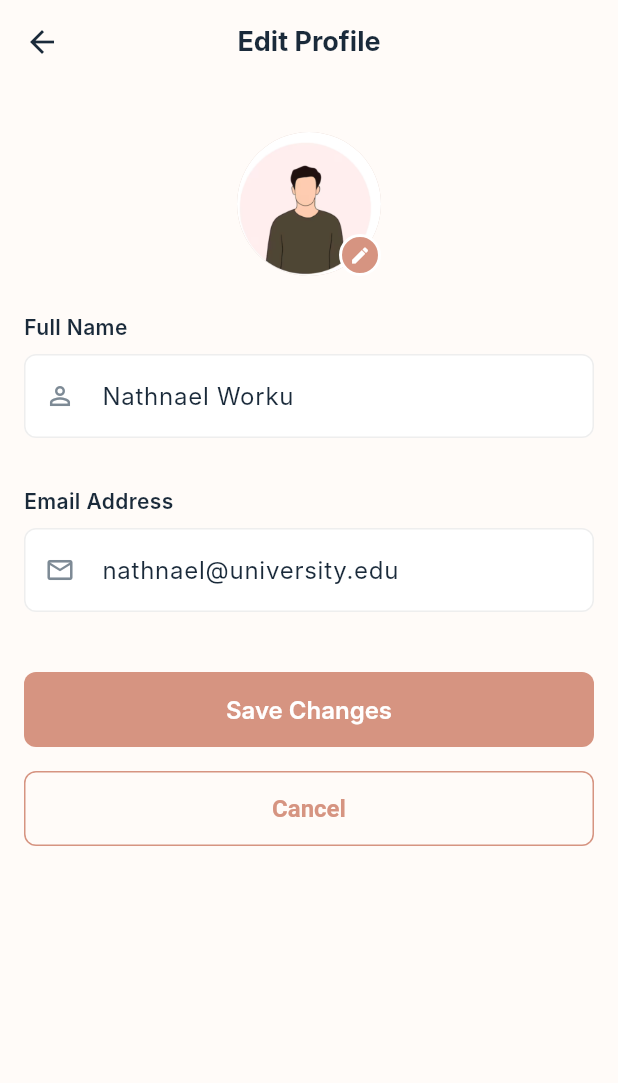
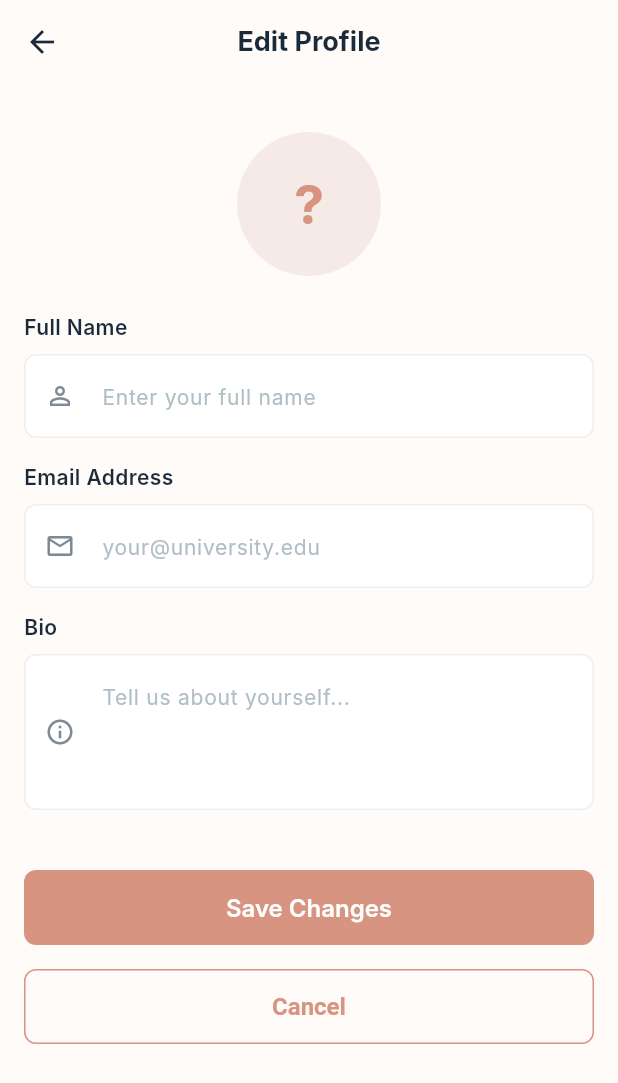
Before and after one commit to YordanosBisrat/campus-collaboration-platform, a Flutter app: the EditProfileScreen screen opened by its route, on a phone screen of 412 x 824 dp. Shown: the top 1083 px of the screen. Run offline on Flutter 3.47's test engine with Material 3 defaults, Android fonts, the phone set to English and light mode, and no system bars; our stand-ins replace flutter_riverpod, go_router, sqflite; accounts and stored records are empty; Roboto replaces fonts that are missing (Inter).

Commit message:
feat: connect edit profile, change password, search screens to Riverpod providers

```diff
--- a/lib/features/profile/presentation/screens/edit_profile_screen.dart
+++ b/lib/features/profile/presentation/screens/edit_profile_screen.dart
@@ -1,40 +1,69 @@
 import 'package:flutter/material.dart';
+import 'package:flutter_riverpod/flutter_riverpod.dart';
 import '../../../../core/theme/app_colors.dart';
 import '../../../../core/constants/app_sizes.dart';
 import '../../../../core/widgets/custom_button.dart';
 import '../../../../core/widgets/custom_text_field.dart';
+import '../providers/profile_provider.dart';
 
-class EditProfileScreen extends StatefulWidget {
+class EditProfileScreen extends ConsumerStatefulWidget {
   const EditProfileScreen({super.key});
 
   @override
-  State<EditProfileScreen> createState() => _EditProfileScreenState();
+  ConsumerState<EditProfileScreen> createState() => _EditProfileScreenState();
 }
 
-class _EditProfileScreenState extends State<EditProfileScreen> {
+class _EditProfileScreenState extends ConsumerState<EditProfileScreen> {
   final _formKey = GlobalKey<FormState>();
+  late final TextEditingController _fullNameController;
+  late final TextEditingController _emailController;
+  late final TextEditingController _bioController;
+  bool _isSaving = false;
 
-  final _fullNameController = TextEditingController(text: 'Nathnael Worku');
-  final _emailController = TextEditingController(
-    text: 'nathnael@university.edu',
-  );
+  @override
+  void initState() {
+    super.initState();
+    final profileState = ref.read(profileNotifierProvider);
+    final name = profileState is ProfileLoaded
+        ? profileState.profile.fullName
+        : profileState is ProfileUpdated
+        ? profileState.profile.fullName
+        : '';
+    final email = profileState is ProfileLoaded
+        ? profileState.profile.email
+        : profileState is ProfileUpdated
+        ? profileState.profile.email
+        : '';
+    final bio = profileState is ProfileLoaded
+        ? profileState.profile.bio
+        : profileState is ProfileUpdated
+        ? profileState.profile.bio
+        : '';
 
-  bool _isSaving = false;
+    _fullNameController = TextEditingController(text: name);
+    _emailController = TextEditingController(text: email);
+    _bioController = TextEditingController(text: bio);
+  }
 
   @override
   void dispose() {
     _fullNameController.dispose();
     _emailController.dispose();
+    _bioController.dispose();
     super.dispose();
   }
 
   Future<void> _saveChanges() async {
     if (!_formKey.currentState!.validate()) return;
-
     setState(() => _isSaving = true);
 
-    // Simulate network call
-    await Future.delayed(const Duration(seconds: 1));
+    await ref
+        .read(profileNotifierProvider.notifier)
+        .updateProfile(
+          fullName: _fullNameController.text.trim(),
+          email: _emailController.text.trim(),
+          bio: _bioController.text.trim(),
+        );
 
     setState(() => _isSaving = false);
 
@@ -84,40 +113,33 @@ class _EditProfileScreenState extends State<EditProfileScreen> {
             children: [
               const SizedBox(height: AppSizes.p16),
 
-              //  Avatar with edit pencil
-              Stack(
-                alignment: Alignment.bottomRight,
-                children: [
-                  CircleAvatar(
+              // ── Avatar ─────────────────────────────────────────
+              Consumer(
+                builder: (context, ref, _) {
+                  final profileState = ref.watch(profileNotifierProvider);
+                  final name = profileState is ProfileLoaded
+                      ? profileState.profile.fullName
+                      : profileState is ProfileUpdated
+                      ? profileState.profile.fullName
+                      : '?';
+                  return CircleAvatar(
                     radius: 48,
-                    backgroundColor: const Color(0xFFE0C8BE),
-                    backgroundImage: const AssetImage(
-                      'assets/images/Screenshot 2026-04-17 at 4.24.32 PM.png',
-                    ),
-                  ),
-                  GestureDetector(
-                    onTap: _pickImage,
-                    child: Container(
-                      width: 28,
-                      height: 28,
-                      decoration: BoxDecoration(
+                    backgroundColor: AppColors.primaryLight,
+                    child: Text(
+                      name.isNotEmpty ? name[0].toUpperCase() : '?',
+                      style: const TextStyle(
                         color: AppColors.primary,
-                        shape: BoxShape.circle,
-                        border: Border.all(color: Colors.white, width: 2),
-                      ),
-                      child: const Icon(
-                        Icons.edit,
-                        color: Colors.white,
-                        size: 14,
+                        fontSize: 36,
+                        fontWeight: FontWeight.bold,
                       ),
                     ),
-                  ),
-                ],
+                  );
+                },
               ),
 
               const SizedBox(height: AppSizes.p24),
 
-              //  Full Name
+              // ── Full Name ──────────────────────────────────────
               CustomTextField(
                 label: 'Full Name',
                 hintText: 'Enter your full name',
@@ -131,9 +153,7 @@ class _EditProfileScreenState extends State<EditProfileScreen> {
                 },
               ),
 
-              const SizedBox(height: AppSizes.p16),
-
-              //  Email Address
+              // ── Email ──────────────────────────────────────────
               CustomTextField(
                 label: 'Email Address',
                 hintText: 'your@university.edu',
@@ -150,9 +170,18 @@ class _EditProfileScreenState extends State<EditProfileScreen> {
                 },
               ),
 
+              // ── Bio ────────────────────────────────────────────
+              CustomTextField(
+                label: 'Bio',
+                hintText: 'Tell us about yourself...',
+                prefixIcon: Icons.info_outline,
+                controller: _bioController,
+                maxLines: 3,
+              ),
+
               const SizedBox(height: AppSizes.p24),
 
-              //  Save / Loading
+              // ── Save Button ────────────────────────────────────
               _isSaving
                   ? const SizedBox(
                       height: 50,
@@ -166,7 +195,7 @@ class _EditProfileScreenState extends State<EditProfileScreen> {
 
               const SizedBox(height: AppSizes.p16),
 
-              //  Cancel Button
+              // ── Cancel Button ──────────────────────────────────
               CustomButton(
                 text: 'Cancel',
                 isPrimary: false,
@@ -180,16 +209,4 @@ class _EditProfileScreenState extends State<EditProfileScreen> {
       ),
     );
   }
-
-  void _pickImage() {
-    ScaffoldMessenger.of(context).showSnackBar(
-      SnackBar(
-        content: const Text('Image picker not wired yet'),
-        behavior: SnackBarBehavior.floating,
-        shape: RoundedRectangleBorder(
-          borderRadius: BorderRadius.circular(AppSizes.radiusSmall),
-        ),
-      ),
-    );
-  }
 }
```
Also changed, not shown: lib/features/home/search_screen.dart (+92 -33 lines), lib/features/profile/presentation/screens/change_password_screen.dart (+37 -23 lines).
